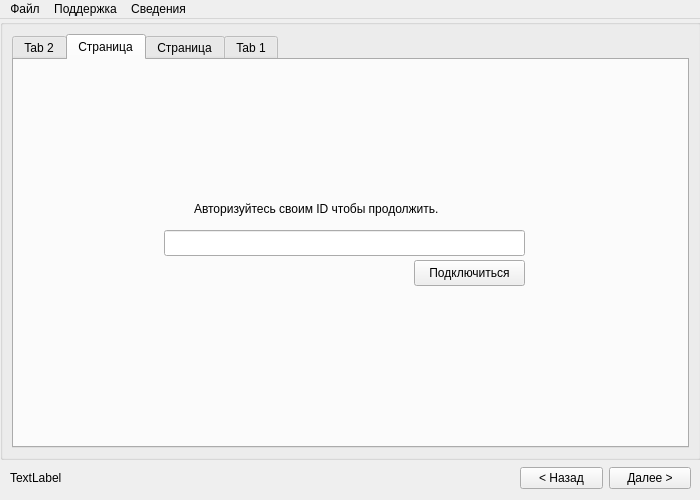
Old version of the form ui/mainwindow.ui in the repository badcast/adskiller.
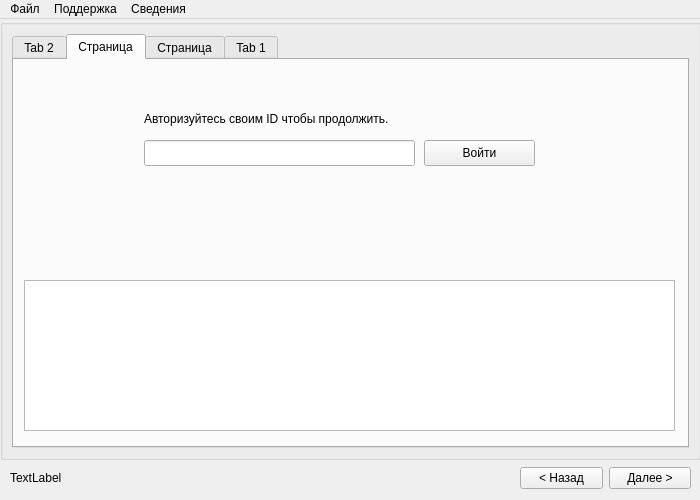
New version of the form. The open tabs and pages were chosen to show the change. Icons and pictures are not drawn.

```diff
--- a/ui/mainwindow.ui
+++ b/ui/mainwindow.ui
@@ -149,9 +149,9 @@
         <widget class="QLineEdit" name="lineEditToken">
          <property name="geometry">
           <rect>
-           <x>150</x>
-           <y>170</y>
-           <width>361</width>
+           <x>130</x>
+           <y>80</y>
+           <width>271</width>
            <height>26</height>
           </rect>
          </property>
@@ -159,21 +159,21 @@
         <widget class="QPushButton" name="authButton">
          <property name="geometry">
           <rect>
-           <x>400</x>
-           <y>200</y>
+           <x>410</x>
+           <y>80</y>
            <width>111</width>
            <height>26</height>
           </rect>
          </property>
          <property name="text">
-          <string>Подключиться</string>
+          <string>Войти</string>
          </property>
         </widget>
         <widget class="QLabel" name="label_4">
          <property name="geometry">
           <rect>
-           <x>180</x>
-           <y>140</y>
+           <x>130</x>
+           <y>50</y>
            <width>301</width>
            <height>18</height>
           </rect>
@@ -185,9 +185,9 @@
         <widget class="QLabel" name="statusAuthText">
          <property name="geometry">
           <rect>
-           <x>150</x>
-           <y>200</y>
-           <width>241</width>
+           <x>130</x>
+           <y>110</y>
+           <width>391</width>
            <height>91</height>
           </rect>
          </property>
@@ -201,6 +201,19 @@
           <bool>true</bool>
          </property>
         </widget>
+        <widget class="QTableView" name="authInfo">
+         <property name="geometry">
+          <rect>
+           <x>10</x>
+           <y>220</y>
+           <width>651</width>
+           <height>151</height>
+          </rect>
+         </property>
+         <property name="editTriggers">
+          <set>QAbstractItemView::NoEditTriggers</set>
+         </property>
+        </widget>
        </widget>
        <widget class="QWidget" name="tab1">
         <attribute name="title">
```
Left out of the diff: 33 changed lines with no effect on the pictures.
